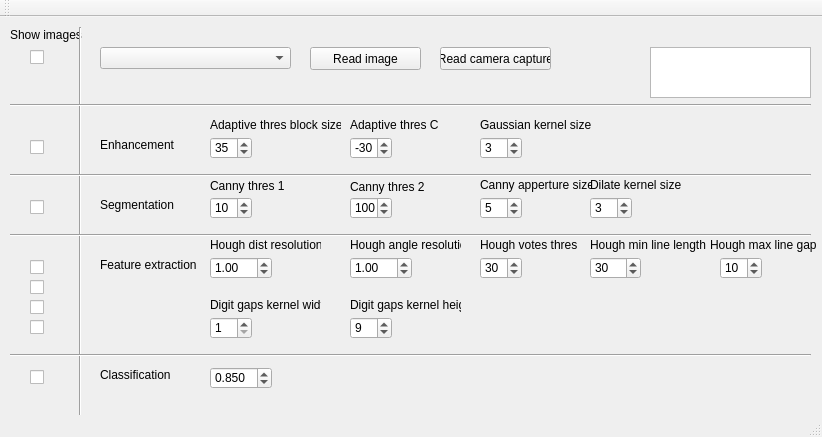
The window that mainwindow.ui (AIHGomaa/EVDProject1) describes before a commit, drawn with Qt 5.
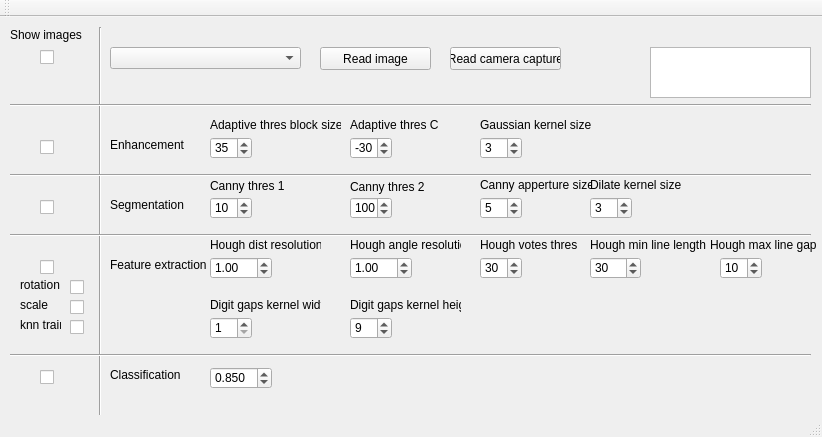
The same window after the commit.

Commit message: refactoring: ImageTools; ui labels

```diff
--- a/mainwindow.ui
+++ b/mainwindow.ui
@@ -17,7 +17,7 @@
    <widget class="QPushButton" name="btnReadImageValue">
     <property name="geometry">
      <rect>
-      <x>310</x>
+      <x>320</x>
       <y>30</y>
       <width>111</width>
       <height>23</height>
@@ -49,7 +49,7 @@
    <widget class="QLabel" name="label">
     <property name="geometry">
      <rect>
-      <x>100</x>
+      <x>110</x>
       <y>120</y>
       <width>81</width>
       <height>16</height>
@@ -136,7 +136,7 @@
    <widget class="QLabel" name="label_5">
     <property name="geometry">
      <rect>
-      <x>100</x>
+      <x>110</x>
       <y>180</y>
       <width>81</width>
       <height>16</height>
@@ -149,7 +149,7 @@
    <widget class="QLabel" name="label_6">
     <property name="geometry">
      <rect>
-      <x>100</x>
+      <x>110</x>
       <y>240</y>
       <width>111</width>
       <height>16</height>
@@ -162,7 +162,7 @@
    <widget class="QLabel" name="label_7">
     <property name="geometry">
      <rect>
-      <x>100</x>
+      <x>110</x>
       <y>350</y>
       <width>111</width>
       <height>16</height>
@@ -475,7 +475,7 @@
    <widget class="QComboBox" name="cmbTestImages">
     <property name="geometry">
      <rect>
-      <x>100</x>
+      <x>110</x>
       <y>30</y>
       <width>191</width>
       <height>22</height>
@@ -577,7 +577,7 @@
    <widget class="QPushButton" name="btnReadCameraImage">
     <property name="geometry">
      <rect>
-      <x>440</x>
+      <x>450</x>
       <y>30</y>
       <width>111</width>
       <height>23</height>
@@ -590,7 +590,7 @@
    <widget class="QCheckBox" name="chkShowMainImages">
     <property name="geometry">
      <rect>
-      <x>30</x>
+      <x>40</x>
       <y>30</y>
       <width>16</width>
       <height>20</height>
@@ -616,7 +616,7 @@
    <widget class="QCheckBox" name="chkShowEnhancementImages">
     <property name="geometry">
      <rect>
-      <x>30</x>
+      <x>40</x>
       <y>120</y>
       <width>16</width>
       <height>20</height>
@@ -629,7 +629,7 @@
    <widget class="QCheckBox" name="chkShowSegmentationImages">
     <property name="geometry">
      <rect>
-      <x>30</x>
+      <x>40</x>
       <y>180</y>
       <width>16</width>
       <height>20</height>
@@ -642,7 +642,7 @@
    <widget class="QCheckBox" name="chkShowClassificationImages">
     <property name="geometry">
      <rect>
-      <x>30</x>
+      <x>40</x>
       <y>350</y>
       <width>16</width>
       <height>20</height>
@@ -655,7 +655,7 @@
    <widget class="Line" name="line">
     <property name="geometry">
      <rect>
-      <x>70</x>
+      <x>90</x>
       <y>10</y>
       <width>20</width>
       <height>411</height>
@@ -681,7 +681,7 @@
    <widget class="QCheckBox" name="chkShowFeatureExtractionImages">
     <property name="geometry">
      <rect>
-      <x>30</x>
+      <x>40</x>
       <y>240</y>
       <width>16</width>
       <height>20</height>
@@ -694,7 +694,7 @@
    <widget class="QCheckBox" name="chkShowFeatureExtractReferenceDigitImages">
     <property name="geometry">
      <rect>
-      <x>30</x>
+      <x>70</x>
       <y>280</y>
       <width>16</width>
       <height>20</height>
@@ -707,7 +707,7 @@
    <widget class="QCheckBox" name="chkShowFeatureExtractKnnTraining">
     <property name="geometry">
      <rect>
-      <x>30</x>
+      <x>70</x>
       <y>300</y>
       <width>16</width>
       <height>20</height>
@@ -720,7 +720,7 @@
    <widget class="QCheckBox" name="chkShowFeatureExtractRotationCorrection">
     <property name="geometry">
      <rect>
-      <x>30</x>
+      <x>70</x>
       <y>260</y>
       <width>16</width>
       <height>20</height>
@@ -823,6 +823,45 @@
      </font>
     </property>
    </widget>
+   <widget class="QLabel" name="label_11">
+    <property name="geometry">
+     <rect>
+      <x>20</x>
+      <y>260</y>
+      <width>41</width>
+      <height>16</height>
+     </rect>
+    </property>
+    <property name="text">
+     <string>rotation</string>
+    </property>
+   </widget>
+   <widget class="QLabel" name="label_21">
+    <property name="geometry">
+     <rect>
+      <x>20</x>
+      <y>280</y>
+      <width>41</width>
+      <height>16</height>
+     </rect>
+    </property>
+    <property name="text">
+     <string>scale</string>
+    </property>
+   </widget>
+   <widget class="QLabel" name="label_22">
+    <property name="geometry">
+     <rect>
+      <x>20</x>
+      <y>300</y>
+      <width>41</width>
+      <height>16</height>
+     </rect>
+    </property>
+    <property name="text">
+     <string>knn train</string>
+    </property>
+   </widget>
   </widget>
   <widget class="QMenuBar" name="menuBar">
    <property name="geometry">
```
The commit also changes 5 other files.
